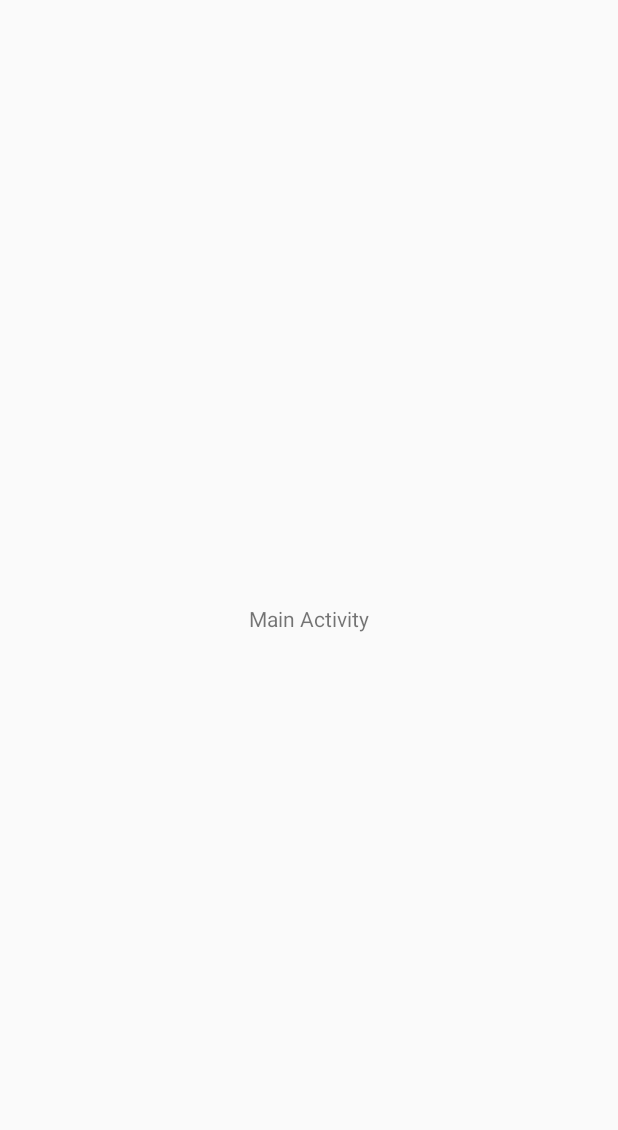
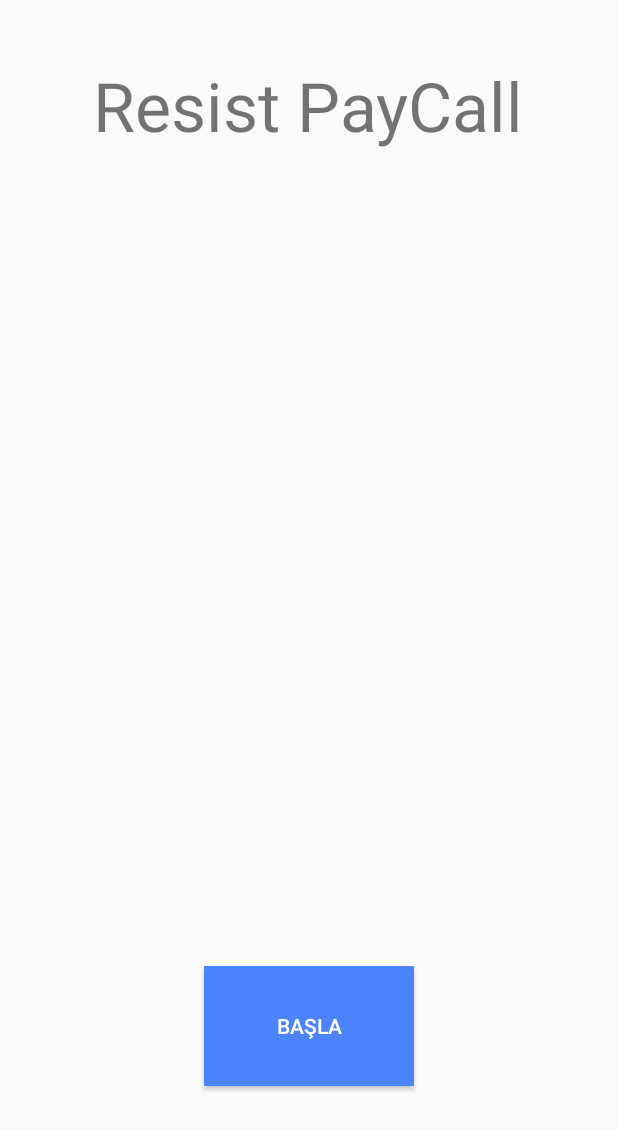
Before and after one commit to ysfyldrm/PayCal_RESIST, an Android app: the MainActivity screen opened directly, with no data from a screen before it, on a phone screen of 412 x 824 dp. Before the commit the part shown is almost empty. Shown: the top 1130 px of the screen. Run offline under Robolectric (Android 15) with nearby library versions, the phone set to English and light mode, and no system bars; our stand-ins replace Firebase (no records; nobody signed in at launch, a user with empty details on screens opened directly).

Commit message:
Renkler degistirildi.

```diff
--- a/app/src/main/res/layout/activity_forget_pass.xml
+++ b/app/src/main/res/layout/activity_forget_pass.xml
@@ -30,6 +30,7 @@
         android:layout_marginTop="220dp"
         android:layout_marginEnd="24dp"
         android:layout_marginBottom="8dp"
+        android:textColor="@color/colorPrimary"
         android:text="Şifremi Unuttum"
         android:textSize="40dp"
         app:layout_constraintBottom_toBottomOf="parent"
@@ -46,6 +47,7 @@
         android:layout_marginStart="8dp"
         android:layout_marginTop="40dp"
         android:layout_marginEnd="8dp"
+        android:textColor="@color/colorPrimary"
         android:text="Şifremi Yolla"
         android:textAllCaps="false"
         android:textSize="16dp"
--- a/app/src/main/res/layout/activity_login.xml
+++ b/app/src/main/res/layout/activity_login.xml
@@ -33,6 +33,7 @@
         android:layout_marginTop="8dp"
         android:layout_marginEnd="8dp"
         android:layout_marginBottom="16dp"
+        android:textColor="@color/gradient_start_color"
         android:text="Üye Ol"
         android:textSize="16dp"
         android:typeface="normal"
@@ -51,6 +52,7 @@
         android:layout_marginTop="8dp"
         android:layout_marginEnd="8dp"
         android:layout_marginBottom="16dp"
+        android:textColor="@color/colorPrimary"
         android:text="Hala üye değil misin?"
         android:textSize="16dp"
         android:typeface="normal"
@@ -69,6 +71,7 @@
         android:layout_marginTop="220dp"
         android:layout_marginEnd="24dp"
         android:layout_marginBottom="8dp"
+        android:textColor="@color/colorPrimary"
         android:text="Merhaba!"
         android:textSize="50dp"
         app:layout_constraintBottom_toBottomOf="parent"
@@ -119,6 +122,7 @@
         android:layout_marginTop="8dp"
         android:layout_marginEnd="8dp"
         android:layout_marginBottom="8dp"
+        android:textColor="@color/colorPrimary"
         android:text="Giriş Yap"
         android:textAllCaps="false"
         android:textSize="16dp"
--- a/app/src/main/res/layout/activity_main.xml
+++ b/app/src/main/res/layout/activity_main.xml
@@ -1,5 +1,5 @@
 <?xml version="1.0" encoding="utf-8"?>
-<androidx.constraintlayout.widget.ConstraintLayout xmlns:android="http://schemas.android.com/apk/res/android"
+<RelativeLayout xmlns:android="http://schemas.android.com/apk/res/android"
     xmlns:app="http://schemas.android.com/apk/res-auto"
     xmlns:tools="http://schemas.android.com/tools"
     android:layout_width="match_parent"
@@ -9,10 +9,26 @@
     <TextView
         android:layout_width="wrap_content"
         android:layout_height="wrap_content"
-        android:text="Main Activity"
+        android:text="Resist PayCall"
+        android:textSize="45dp"
         app:layout_constraintBottom_toBottomOf="parent"
         app:layout_constraintLeft_toLeftOf="parent"
         app:layout_constraintRight_toRightOf="parent"
-        app:layout_constraintTop_toTopOf="parent" />
+        app:layout_constraintTop_toTopOf="parent"
+        android:layout_centerHorizontal="true"
+        android:layout_marginTop="40dp"
+         />
 
-</androidx.constraintlayout.widget.ConstraintLayout>
+    <Button
+        android:id="@+id/btn_basla"
+        android:layout_width="140dp"
+        android:layout_height="80dp"
+        android:text="BAŞLA"
+        android:background="@color/gradient_start_color"
+        android:textColor="@color/cardview_light_background"
+        android:layout_marginBottom="100dp"
+        android:layout_alignParentBottom="true"
+        android:layout_centerHorizontal="true"
+       />
+
+</RelativeLayout>
--- a/app/src/main/res/layout/activity_register.xml
+++ b/app/src/main/res/layout/activity_register.xml
@@ -30,6 +30,7 @@
         android:layout_marginEnd="8dp"
         android:layout_marginBottom="8dp"
         android:alpha="0.5"
+        android:textColor="@color/colorPrimary"
         android:text="PayCal' a üye olmak artık çok basit."
         android:textSize="16dp"
         android:typeface="normal"
@@ -47,6 +48,7 @@
         android:layout_marginStart="24dp"
         android:layout_marginTop="220dp"
         android:layout_marginEnd="8dp"
+        android:textColor="@color/colorPrimary"
         android:text="Üye Ol!"
         android:textSize="50dp"
         app:layout_constraintBottom_toTopOf="@+id/registerUserName"
@@ -122,6 +124,7 @@
         android:layout_marginTop="8dp"
         android:layout_marginEnd="8dp"
         android:layout_marginBottom="8dp"
+        android:textColor="@color/colorPrimary"
         android:text="Kayıt Ol"
         android:textAllCaps="false"
         android:textSize="16dp"
@@ -129,7 +132,7 @@
         app:layout_constraintEnd_toEndOf="parent"
         app:layout_constraintHorizontal_bias="0.153"
         app:layout_constraintStart_toStartOf="parent"
-        app:layout_constraintTop_toBottomOf="@+id/registerPassword"
+        app:layout_constraintTop_toBottomOf="@+id/editTextMobile"
         app:layout_constraintVertical_bias="0.346" />
 
 </androidx.constraintlayout.widget.ConstraintLayout>
--- a/app/src/main/res/layout/activity_welcome.xml
+++ b/app/src/main/res/layout/activity_welcome.xml
@@ -14,6 +14,7 @@
         android:layout_marginTop="8dp"
         android:layout_marginEnd="8dp"
         android:layout_marginBottom="16dp"
+        android:textColor="@color/gradient_start_color"
         android:text="Üye Ol"
         android:textSize="16dp"
         android:typeface="normal"
@@ -32,6 +33,7 @@
         android:layout_marginTop="8dp"
         android:layout_marginEnd="8dp"
         android:layout_marginBottom="16dp"
+        android:textColor="@color/colorPrimary"
         android:text="Hala üye değil misin?"
         android:textSize="16dp"
         android:typeface="normal"
@@ -50,6 +52,7 @@
         android:layout_marginTop="36dp"
         android:layout_marginEnd="8dp"
         android:layout_marginBottom="8dp"
+        android:textColor="@color/colorPrimary"
         android:text="Hoş Geldin!"
         android:textSize="50dp"
         app:layout_constraintBottom_toBottomOf="parent"
@@ -67,6 +70,7 @@
         android:layout_marginEnd="8dp"
         android:layout_marginBottom="8dp"
         android:alpha="0.5"
+        android:textColor="@color/colorPrimary"
         android:text="Seni yeniden görmek çok güzel.."
         android:textSize="16dp"
         android:typeface="normal"
@@ -85,6 +89,7 @@
         android:layout_marginTop="8dp"
         android:layout_marginEnd="8dp"
         android:layout_marginBottom="8dp"
+        android:textColor="@color/colorPrimary"
         android:text="Giriş Yap"
         android:textAllCaps="false"
         android:textSize="16dp"
```
